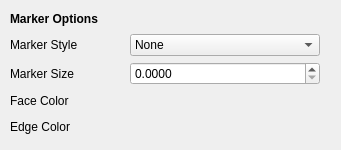
The window that qt/python/mantidqt/widgets/plotconfigdialog/curvestabwidget/markertabwidget/curves_tab_marker_tab.ui (mantidproject/mantid) describes before a commit, drawn with Qt 5.
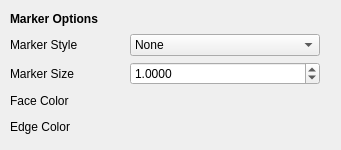
The same window after the commit.

```diff
--- a/qt/python/mantidqt/widgets/plotconfigdialog/curvestabwidget/markertabwidget/curves_tab_marker_tab.ui
+++ b/qt/python/mantidqt/widgets/plotconfigdialog/curvestabwidget/markertabwidget/curves_tab_marker_tab.ui
@@ -354,6 +354,9 @@
       <property name="decimals">
        <number>4</number>
       </property>
+      <property name="value">
+       <double>1.000000000000000</double>
+      </property>
      </widget>
     </item>
     <item row="3" column="2">
```
